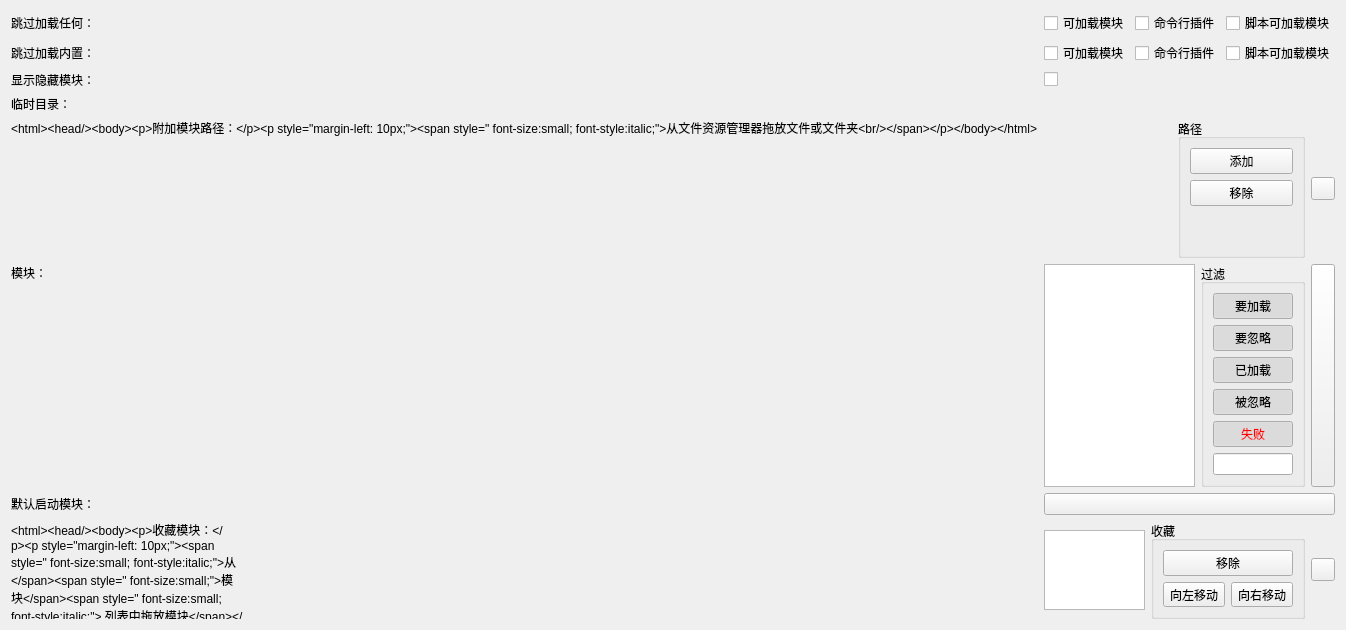
Before: the Qt Designer form miniSlicer/Slicer/Base/QTGUI/Resources/UI/qSlicerSettingsModulesPanel.ui in jiaqiwang969/Slicer, drawn with Qt 5.
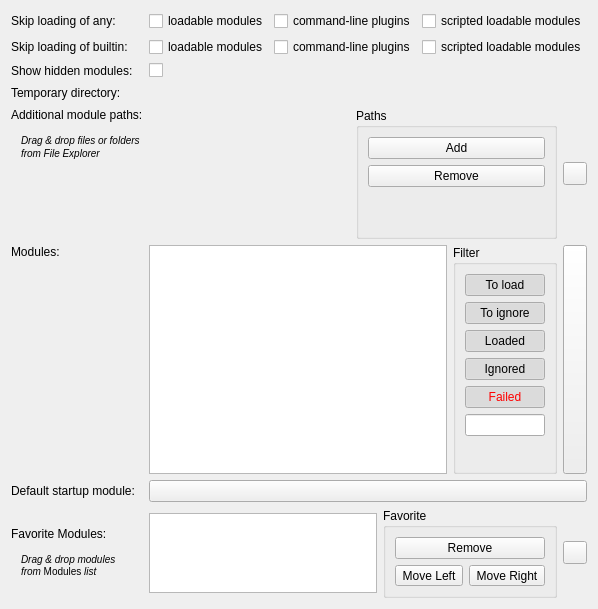
After: the same form once the commit is applied. Custom widgets are drawn as their Qt base class.

The edit to the form file:
```diff
--- a/miniSlicer/Slicer/Base/QTGUI/Resources/UI/qSlicerSettingsModulesPanel.ui
+++ b/miniSlicer/Slicer/Base/QTGUI/Resources/UI/qSlicerSettingsModulesPanel.ui
@@ -28,7 +28,7 @@
       </sizepolicy>
      </property>
      <property name="text">
-      <string>跳过加载任何：</string>
+      <string>Skip loading of any:</string>
      </property>
     </widget>
    </item>
@@ -59,7 +59,7 @@
          <string>要暂时禁用，请在命令行中传递 --disable-loadable-modules</string>
         </property>
         <property name="text">
-         <string>可加载模块</string>
+         <string>loadable modules</string>
         </property>
        </widget>
       </item>
@@ -69,7 +69,7 @@
          <string>要暂时禁用，请在命令行中传递 --disable-cli-modules</string>
         </property>
         <property name="text">
-         <string>命令行插件</string>
+         <string>command-line plugins</string>
         </property>
        </widget>
       </item>
@@ -79,7 +79,7 @@
          <string>要暂时禁用，请在命令行中传递 --disable-scripted-loadable-modules</string>
         </property>
         <property name="text">
-         <string>脚本可加载模块</string>
+         <string>scripted loadable modules</string>
         </property>
        </widget>
       </item>
@@ -95,7 +95,7 @@
       </sizepolicy>
      </property>
      <property name="text">
-      <string>跳过加载内置：</string>
+      <string>Skip loading of builtin:</string>
      </property>
     </widget>
    </item>
@@ -126,7 +126,7 @@
          <string>要暂时禁用，请在命令行中传递 --disable-builtin-loadable-modules</string>
         </property>
         <property name="text">
-         <string>可加载模块</string>
+         <string>loadable modules</string>
         </property>
        </widget>
       </item>
@@ -136,7 +136,7 @@
          <string>要暂时禁用，请在命令行中传递 --disable-builtin-cli-modules</string>
         </property>
         <property name="text">
-         <string>命令行插件</string>
+         <string>command-line plugins</string>
         </property>
        </widget>
       </item>
@@ -146,7 +146,7 @@
          <string>要暂时禁用，请在命令行中传递 --disable-builtin-scripted-loadable-modules</string>
         </property>
         <property name="text">
-         <string>脚本可加载模块</string>
+         <string>scripted loadable modules</string>
         </property>
        </widget>
       </item>
@@ -162,7 +162,7 @@
       </sizepolicy>
      </property>
      <property name="text">
-      <string>显示隐藏模块：</string>
+      <string>Show hidden modules:</string>
      </property>
     </widget>
    </item>
@@ -206,7 +206,7 @@
       </sizepolicy>
      </property>
      <property name="text">
-      <string>临时目录：</string>
+      <string>Temporary directory:</string>
      </property>
     </widget>
    </item>
@@ -234,7 +234,11 @@
       </sizepolicy>
      </property>
      <property name="text">
-      <string>&amp;lt;html&amp;gt;&amp;lt;head/&amp;gt;&amp;lt;body&amp;gt;&amp;lt;p&amp;gt;附加模块路径：&amp;lt;/p&amp;gt;&amp;lt;p style="margin-left: 10px;"&amp;gt;&amp;lt;span style=" font-size:small; font-style:italic;"&amp;gt;从文件资源管理器拖放文件或文件夹&amp;lt;br/&amp;gt;&amp;lt;/span&amp;gt;&amp;lt;/p&amp;gt;&amp;lt;/body&amp;gt;&amp;lt;/html&amp;gt;</string>
+      <string>&lt;html&gt;&lt;head/&gt;&lt;body&gt;
+&lt;p&gt;Additional module paths:&lt;/p&gt;
+&lt;p style=&quot;margin-left: 10px;&quot;&gt;&lt;span style=&quot; font-size:small; font-style:italic;&quot;&gt;Drag &amp;amp; drop files or folders&lt;br/&gt;from File Explorer&lt;/span&gt;&lt;/p&gt;
+&lt;/body&gt;&lt;/html&gt;
+</string>
      </property>
      <property name="alignment">
       <set>Qt::AlignLeading|Qt::AlignLeft|Qt::AlignTop</set>
@@ -275,20 +279,20 @@
       <item>
        <widget class="QGroupBox" name="groupBox">
         <property name="title">
-         <string>路径</string>
+         <string>Paths</string>
         </property>
         <layout class="QVBoxLayout" name="verticalLayout_2">
          <item>
           <widget class="QPushButton" name="AddAdditionalModulePathButton">
            <property name="text">
-            <string>添加</string>
+            <string>Add</string>
            </property>
           </widget>
          </item>
          <item>
           <widget class="QPushButton" name="RemoveAdditionalModulePathButton">
            <property name="text">
-            <string>移除</string>
+            <string>Remove</string>
            </property>
           </widget>
          </item>
@@ -333,7 +337,7 @@
       <string>在勾选/取消勾选模块时，其依赖项也会相应勾选/取消勾选</string>
      </property>
      <property name="text">
-      <string>模块：</string>
+      <string>Modules:</string>
      </property>
      <property name="alignment">
       <set>Qt::AlignLeading|Qt::AlignLeft|Qt::AlignTop</set>
@@ -395,7 +399,7 @@
          </sizepolicy>
         </property>
         <property name="title">
-         <string>过滤</string>
+         <string>Filter</string>
         </property>
         <layout class="QVBoxLayout" name="verticalLayout_3">
          <property name="sizeConstraint">
@@ -407,7 +411,7 @@
             <string>隐藏启动时加载的模块</string>
            </property>
            <property name="text">
-            <string>要加载</string>
+            <string>To load</string>
            </property>
            <property name="checkable">
             <bool>true</bool>
@@ -429,7 +433,7 @@
             <string>隐藏启动时忽略的模块</string>
            </property>
            <property name="text">
-            <string>要忽略</string>
+            <string>To ignore</string>
            </property>
            <property name="checkable">
             <bool>true</bool>
@@ -451,7 +455,7 @@
             <string>隐藏已加载的模块</string>
            </property>
            <property name="text">
-            <string>已加载</string>
+            <string>Loaded</string>
            </property>
            <property name="checkable">
             <bool>true</bool>
@@ -504,7 +508,7 @@
             <string>隐藏被忽略的模块</string>
            </property>
            <property name="text">
-            <string>被忽略</string>
+            <string>Ignored</string>
            </property>
            <property name="checkable">
             <bool>true</bool>
@@ -557,7 +561,7 @@
             <string>隐藏加载失败的模块</string>
            </property>
            <property name="text">
-            <string>失败</string>
+            <string>Failed</string>
            </property>
            <property name="checkable">
             <bool>true</bool>
@@ -624,7 +628,7 @@
       </sizepolicy>
      </property>
      <property name="text">
-      <string>默认启动模块：</string>
+      <string>Default startup module:</string>
      </property>
     </widget>
    </item>
@@ -671,7 +675,7 @@
       <string>通过从上面的“模块”列表中拖动模块添加到列表。注意：没有图标的模块将不会出现在工具栏中。</string>
      </property>
      <property name="text">
-      <string>&amp;lt;html&amp;gt;&amp;lt;head/&amp;gt;&amp;lt;body&amp;gt;&amp;lt;p&amp;gt;收藏模块：&amp;lt;/p&amp;gt;&amp;lt;p style="margin-left: 10px;"&amp;gt;&amp;lt;span style=" font-size:small; font-style:italic;"&amp;gt;从 &amp;lt;/span&amp;gt;&amp;lt;span style=" font-size:small;"&amp;gt;模块&amp;lt;/span&amp;gt;&amp;lt;span style=" font-size:small; font-style:italic;"&amp;gt; 列表中拖放模块&amp;lt;/span&amp;gt;&amp;lt;/p&amp;gt;&amp;lt;/body&amp;gt;&amp;lt;/html&amp;gt;</string>
+      <string>&lt;html&gt;&lt;head/&gt;&lt;body&gt;&lt;p&gt;Favorite Modules:&lt;/p&gt;&lt;p style=&quot;margin-left: 10px;&quot;&gt;&lt;span style=&quot; font-size:small; font-style:italic;&quot;&gt;Drag &amp;amp; drop modules&lt;br/&gt;from &lt;/span&gt;&lt;span style=&quot; font-size:small;&quot;&gt;Modules&lt;/span&gt;&lt;span style=&quot; font-size:small; font-style:italic;&quot;&gt; list&lt;/span&gt;&lt;/p&gt;&lt;/body&gt;&lt;/html&gt;</string>
      </property>
      <property name="wordWrap">
       <bool>true</bool>
@@ -751,7 +755,7 @@
          <string>通过从上面的“模块”列表中拖动模块添加到列表</string>
         </property>
         <property name="title">
-         <string>收藏</string>
+         <string>Favorite</string>
         </property>
         <layout class="QGridLayout" name="gridLayout">
          <item row="0" column="0" colspan="2">
@@ -760,7 +764,7 @@
             <string>从收藏中移除选定的模块</string>
            </property>
            <property name="text">
-            <string>移除</string>
+            <string>Remove</string>
            </property>
           </widget>
          </item>
@@ -770,7 +774,7 @@
             <string>移动到左侧</string>
            </property>
            <property name="text">
-            <string>向左移动</string>
+            <string>Move Left</string>
            </property>
           </widget>
          </item>
@@ -780,7 +784,7 @@
             <string>移动到右侧</string>
            </property>
            <property name="text">
-            <string>向右移动</string>
+            <string>Move Right</string>
            </property>
           </widget>
          </item>
```
Left out of the diff: 45 changed lines with no effect on the pictures.
